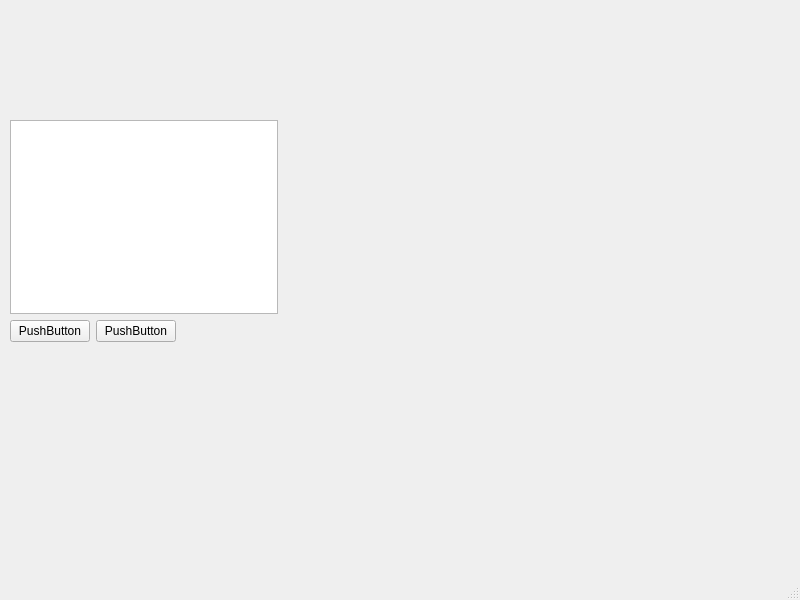
Before: the Qt Designer form Qt_Project/mainwindow.ui in eeyzr1/2024_Group_01, drawn with Qt 5.
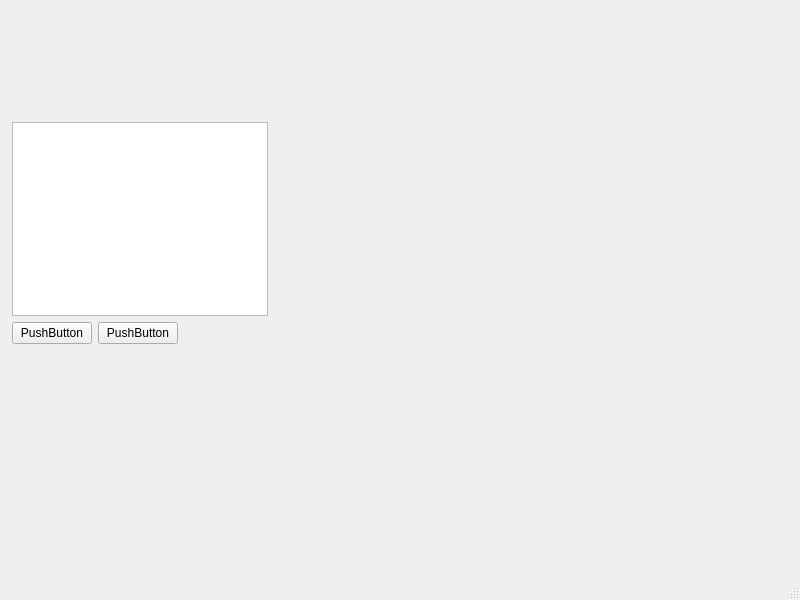
After: the same form once the commit is applied.

```diff
--- a/Qt_Project/mainwindow.ui
+++ b/Qt_Project/mainwindow.ui
@@ -17,8 +17,8 @@
    <widget class="QWidget" name="">
     <property name="geometry">
      <rect>
-      <x>10</x>
-      <y>120</y>
+      <x>12</x>
+      <y>122</y>
       <width>274</width>
       <height>222</height>
      </rect>
@@ -27,10 +27,27 @@
      <item>
       <layout class="QHBoxLayout" name="horizontalLayout">
        <item>
-        <widget class="QTreeView" name="treeView"/>
+        <widget class="QTreeView" name="treeView">
+         <property name="enabled">
+          <bool>true</bool>
+         </property>
+         <property name="sizePolicy">
+          <sizepolicy hsizetype="Fixed" vsizetype="Expanding">
+           <horstretch>0</horstretch>
+           <verstretch>0</verstretch>
+          </sizepolicy>
+         </property>
+        </widget>
        </item>
        <item>
-        <widget class="QWidget" name="widget" native="true"/>
+        <widget class="QWidget" name="widget" native="true">
+         <property name="sizePolicy">
+          <sizepolicy hsizetype="Expanding" vsizetype="Expanding">
+           <horstretch>0</horstretch>
+           <verstretch>0</verstretch>
+          </sizepolicy>
+         </property>
+        </widget>
        </item>
       </layout>
      </item>
```
